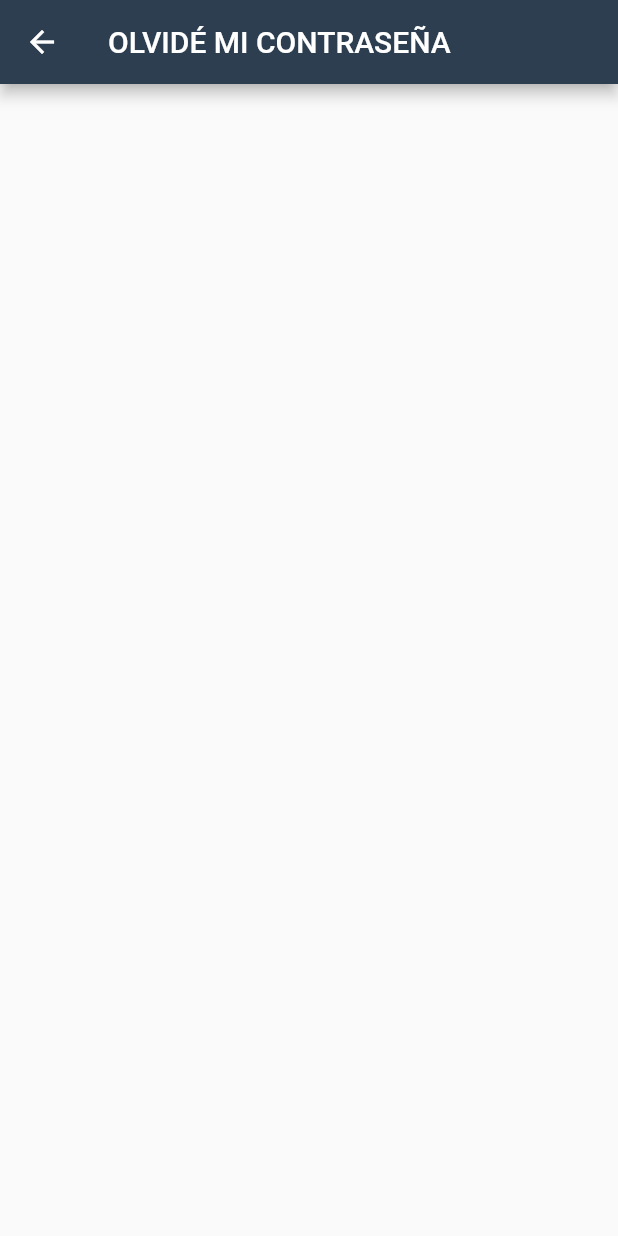
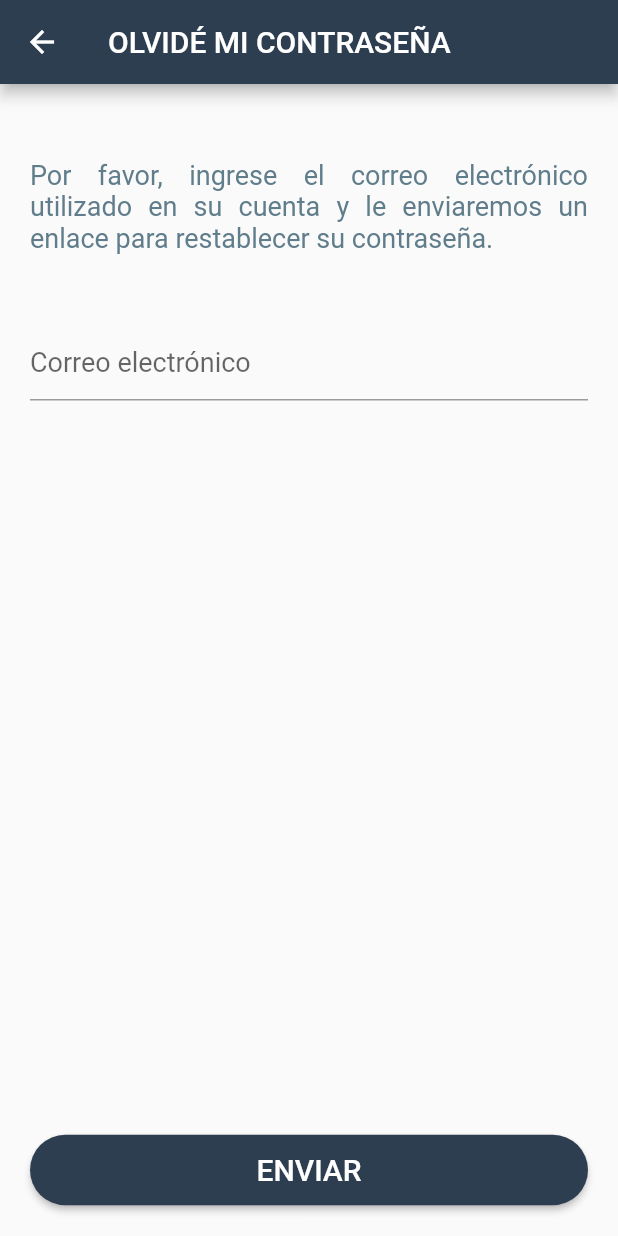
Before and after one commit to aldojreateguip/stcp, a Flutter app: the screen it shows after launch, after a tap on "FORGOT PASSWORD", on a phone screen of 412 x 824 dp. Run offline on Flutter 3.47's test engine with Material 2 defaults, Android fonts, the phone set to English and light mode, and no system bars; our stand-ins replace hexcolor.

Commit message:
logo height en %, forgot view

```diff
--- a/lib/forgot_password.dart
+++ b/lib/forgot_password.dart
@@ -4,30 +4,79 @@ import 'package:stcp/appbar.dart';
 class ForgotPassword extends StatelessWidget {
   @override
   Widget build(BuildContext context) {
-    return Scaffold(
+    return GestureDetector(
+      onTap: () {
+        // Quitar el foco del campo de texto cuando se haga clic fuera del mismo
+        FocusScope.of(context).unfocus();
+      },
+      child: Scaffold(
         appBar: const Header(title: 'OLVIDÉ MI CONTRASEÑA', background: '#FF2D3E50', height: 56),
         body: FractionallySizedBox(
           heightFactor: 1,
           widthFactor: 1,
-          child: Container(
+          child: Stack(
+            children: [
+              Padding(
+                padding: EdgeInsets.only(top: 50, left: 20, right: 20),
+                child: Column(
+                  crossAxisAlignment: CrossAxisAlignment.start,
+                  children: [
+                    Text(
+                      'Por favor, ingrese el correo electrónico utilizado en su cuenta y le enviaremos un enlace para restablecer su contraseña.',
+                      style: TextStyle(
+                        fontSize: 18,
+                        color: Colors.blueGrey,
+                      ),
+                      textAlign: TextAlign.justify,
+                    ),
+                    Padding(
+                      padding: EdgeInsets.only(top: 50),
+                      child: TextField(
+                        decoration: InputDecoration(
+                          labelText: 'Correo electrónico',
+                          contentPadding: EdgeInsets.zero,
+                        ),
+                        style: TextStyle(
+                          fontSize: 18,
+                        ),
+                        cursorHeight: 25,
+                        cursorRadius: Radius.circular(2),
+                      ),
+                    ),
+                  ],
+                ),
+              ),
+              Align(
+                alignment: Alignment.bottomCenter,
+                child: FractionallySizedBox(
+                  widthFactor: 1,
+                  child: Padding(
+                    padding: EdgeInsets.all(20),
+                    child: ElevatedButton(
+                      onPressed: () {
+                        // Acción a realizar cuando se presione el botón
+                      },
+                      child: Text(
+                        'ENVIAR',
+                        style: TextStyle(fontSize: 10),
+                        textScaleFactor: 2,
+                      ),
+                      style: ElevatedButton.styleFrom(
+                        padding: EdgeInsets.symmetric(vertical: 12),
+                        primary: Color(0xFF2D3E50),
+                        onPrimary: Colors.white,
+                        shape: RoundedRectangleBorder(
+                          borderRadius: BorderRadius.circular(25),
+                        ),
+                      ),
+                    ),
+                  ),
+                ),
+              ),
+            ],
           ),
         ),
+      ),
     );
   }
 }
-
-// class SecondScreen extends StatelessWidget {
-//   @override
-//   Widget build(BuildContext context) {
-//     final String message = ModalRoute.of(context)!.settings.arguments as String;
-
-//     return Scaffold(
-//       appBar: AppBar(
-//         title: Text('Second Screen'),
-//       ),
-//       body: Center(
-//         child: Text(message),
-//       ),
-//     );
-//   }
-// }
--- a/lib/homepage.dart
+++ b/lib/homepage.dart
@@ -1,6 +1,5 @@
 import 'package:flutter/material.dart';
 import 'package:stcp/widgets/Login/body.dart';
-import 'package:stcp/forgot_password.dart';
 import 'package:stcp/widgets/Login/logo.dart';
 
 class HomePage extends StatelessWidget {
--- /dev/null
+++ b/lib/register.dart
@@ -0,0 +1,22 @@
+import 'package:flutter/material.dart';
+
+void main() => runApp(const MyApp());
+
+class MyApp extends StatelessWidget {
+  const MyApp({super.key});
+
+  @override
+  Widget build(BuildContext context) {
+    return MaterialApp(
+      title: 'Material App',
+      home: Scaffold(
+        appBar: AppBar(
+          title: const Text('Material App Bar'),
+        ),
+        body: const Center(
+          child: Text('Hello World'),
+        ),
+      ),
+    );
+  }
+}
--- a/lib/widgets/Login/body.dart
+++ b/lib/widgets/Login/body.dart
@@ -1,5 +1,4 @@
 import 'package:flutter/material.dart';
-import 'package:stcp/forgot_password.dart';
 
 class LoginBody extends StatelessWidget {
   @override
@@ -32,22 +31,35 @@ class LoginBody extends StatelessWidget {
                   ),
                 ),
                 Padding(
-                    padding: EdgeInsets.symmetric(horizontal: 20),
+                  padding: EdgeInsets.symmetric(horizontal: 20, vertical: 25),
                   child: TextField(
                     decoration: InputDecoration(
                       labelText: 'Correo electrónico',
+                      contentPadding: EdgeInsets.zero,
                     ),
+                    style: TextStyle(
+                      fontSize: 18,
+                    ),
+                    cursorHeight: 25,
+                    cursorRadius: Radius.circular(2),
                   ),
                 ),
                 Padding(
-                    padding: EdgeInsets.symmetric(horizontal: 20, vertical: 35),
+                  padding: EdgeInsets.symmetric(horizontal: 20, vertical: 25),
                   child: TextField(
                     decoration: InputDecoration(
                       labelText: 'Contraseña',
+                      contentPadding: EdgeInsets.zero,
                     ),
                     obscureText: true,
+                    style: TextStyle(
+                      fontSize: 18,
+                    ),
+                    cursorHeight: 25,
+                    cursorRadius: Radius.circular(2),
                   ),
                 ),
+                Spacer(),
                 Container(
                   width: double.infinity,
                   margin: EdgeInsets.only(top: 20),
@@ -93,7 +105,9 @@ class LoginBody extends StatelessWidget {
                               shape: RoundedRectangleBorder(
                                 borderRadius: BorderRadius.circular(25),
                                 side: BorderSide(
-                                      width: 3, color: Colors.blueGrey),
+                                  width: 3,
+                                  color: Colors.blueGrey,
+                                ),
                               ),
                               primary: Colors.white,
                               onPrimary: Colors.blueGrey,
@@ -117,7 +131,9 @@ class LoginBody extends StatelessWidget {
                               shape: RoundedRectangleBorder(
                                 borderRadius: BorderRadius.circular(25),
                                 side: BorderSide(
-                                      width: 3, color: Colors.blueGrey),
+                                  width: 3,
+                                  color: Colors.blueGrey,
+                                ),
                               ),
                               primary: Colors.white,
                               onPrimary: Colors.blueGrey,
--- a/lib/widgets/Login/logo.dart
+++ b/lib/widgets/Login/logo.dart
@@ -5,9 +5,12 @@ class LogoMuni extends StatelessWidget {
 
   @override
   Widget build(BuildContext context) {
-    const double radiusX = 200, radiusY = 30, bodyHeight = 340;
+    const double radiusX = 200, radiusY = 30;
     const String imageUrl = 'assets/images/logo_muni.jpg';
     const Color opacityColor = Colors.black;
+
+    final screenHeight = MediaQuery.of(context).size.height;
+    final bodyHeight = screenHeight * 0.45;
 
     return Center(
       child: Container(
```
Lines whose indentation alone changed are shown as unchanged.
